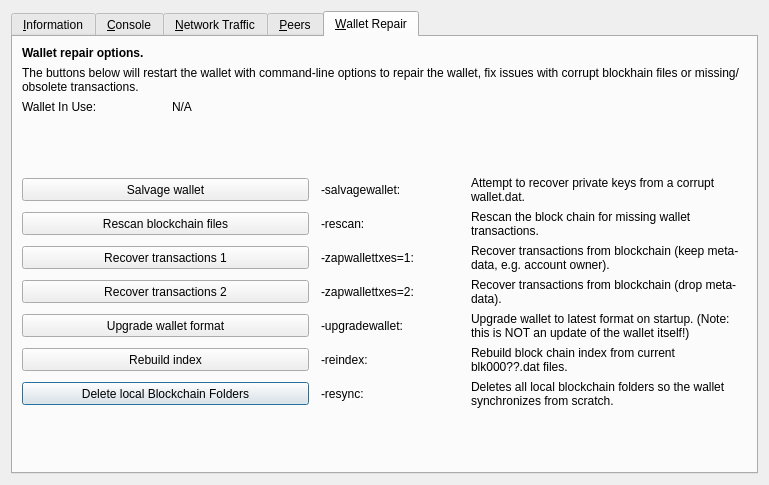
First picture: the form in src/qt/forms/rpcconsole.ui, repository avymantech/lobstex, before the edit.
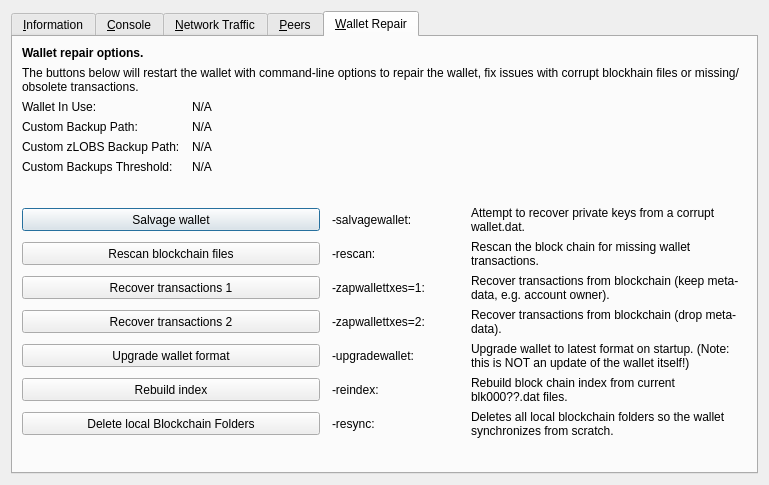
Second picture: the form after the edit. The open tabs and pages were chosen to show the change. Icons and pictures are not drawn. Custom widgets are drawn as their Qt base class.

```diff
--- a/src/qt/forms/rpcconsole.ui
+++ b/src/qt/forms/rpcconsole.ui
@@ -1244,19 +1244,6 @@
        <property name="horizontalSpacing">
         <number>12</number>
        </property>
-       <item row="10" column="0" colspan="2">
-        <widget class="QPushButton" name="btn_resync">
-         <property name="minimumSize">
-          <size>
-           <width>100</width>
-           <height>23</height>
-          </size>
-         </property>
-         <property name="text">
-          <string>Delete local Blockchain Folders</string>
-         </property>
-        </widget>
-       </item>
        <item row="0" column="0" colspan="4">
         <widget class="QLabel" name="label_repair_header">
          <property name="font">
@@ -1310,6 +1297,93 @@
         </widget>
        </item>
        <item row="3" column="0">
+        <widget class="QLabel" name="wallet_custombackuppath_label">
+         <property name="text">
+          <string>Custom Backup Path:</string>
+         </property>
+         <property name="visible">
+          <bool>false</bool>
+         </property>
+        </widget>
+       </item>
+       <item row="3" column="1" colspan="3">
+        <widget class="QLabel" name="wallet_custombackuppath">
+         <property name="cursor">
+          <cursorShape>IBeamCursor</cursorShape>
+         </property>
+         <property name="text">
+          <string>N/A</string>
+         </property>
+         <property name="textFormat">
+          <enum>Qt::PlainText</enum>
+         </property>
+         <property name="textInteractionFlags">
+          <set>Qt::LinksAccessibleByMouse|Qt::TextSelectableByKeyboard|Qt::TextSelectableByMouse</set>
+         </property>
+         <property name="visible">
+          <bool>false</bool>
+         </property>
+        </widget>
+       </item>
+       <item row="4" column="0">
+        <widget class="QLabel" name="wallet_customzlobsbackuppath_label">
+         <property name="text">
+          <string>Custom zLOBS Backup Path:</string>
+         </property>
+         <property name="visible">
+          <bool>false</bool>
+         </property>
+        </widget>
+       </item>
+       <item row="4" column="1" colspan="3">
+        <widget class="QLabel" name="wallet_customzlobsbackuppath">
+         <property name="cursor">
+          <cursorShape>IBeamCursor</cursorShape>
+         </property>
+         <property name="text">
+          <string>N/A</string>
+         </property>
+         <property name="textFormat">
+          <enum>Qt::PlainText</enum>
+         </property>
+         <property name="textInteractionFlags">
+          <set>Qt::LinksAccessibleByMouse|Qt::TextSelectableByKeyboard|Qt::TextSelectableByMouse</set>
+         </property>
+         <property name="visible">
+          <bool>false</bool>
+         </property>
+        </widget>
+       </item>
+       <item row="5" column="0">
+        <widget class="QLabel" name="wallet_custombackupthreshold_label">
+         <property name="text">
+          <string>Custom Backups Threshold:</string>
+         </property>
+         <property name="visible">
+          <bool>false</bool>
+         </property>
+        </widget>
+       </item>
+       <item row="5" column="1" colspan="3">
+        <widget class="QLabel" name="wallet_custombackupthreshold">
+         <property name="cursor">
+          <cursorShape>IBeamCursor</cursorShape>
+         </property>
+         <property name="text">
+          <string>N/A</string>
+         </property>
+         <property name="textFormat">
+          <enum>Qt::PlainText</enum>
+         </property>
+         <property name="textInteractionFlags">
+          <set>Qt::LinksAccessibleByMouse|Qt::TextSelectableByKeyboard|Qt::TextSelectableByMouse</set>
+         </property>
+         <property name="visible">
+          <bool>false</bool>
+         </property>
+        </widget>
+       </item>
+       <item row="6" column="0">
         <spacer name="verticalSpacer_repair1">
          <property name="orientation">
           <enum>Qt::Vertical</enum>
@@ -1322,7 +1396,7 @@
          </property>
         </spacer>
        </item>
-       <item row="4" column="0" colspan="2">
+       <item row="7" column="0" colspan="2">
         <widget class="QPushButton" name="btn_salvagewallet">
          <property name="minimumSize">
           <size>
@@ -1335,14 +1409,14 @@
          </property>
         </widget>
        </item>
-       <item row="4" column="2">
+       <item row="7" column="2">
         <widget class="QLabel" name="label_repair_salvage_command">
          <property name="text">
           <string notr="true">-salvagewallet:</string>
          </property>
         </widget>
        </item>
-       <item row="4" column="3">
+       <item row="7" column="3">
         <widget class="QLabel" name="label_repair_salvage">
          <property name="text">
           <string>Attempt to recover private keys from a corrupt wallet.dat.</string>
@@ -1352,7 +1426,7 @@
          </property>
         </widget>
        </item>
-       <item row="5" column="0" colspan="2">
+       <item row="8" column="0" colspan="2">
         <widget class="QPushButton" name="btn_rescan">
          <property name="minimumSize">
           <size>
@@ -1365,14 +1439,14 @@
          </property>
         </widget>
        </item>
-       <item row="5" column="2">
+       <item row="8" column="2">
         <widget class="QLabel" name="label_repair_rescan_command">
          <property name="text">
           <string notr="true">-rescan:</string>
          </property>
         </widget>
        </item>
-       <item row="5" column="3">
+       <item row="8" column="3">
         <widget class="QLabel" name="label_repair_rescan">
          <property name="text">
           <string>Rescan the block chain for missing wallet transactions.</string>
@@ -1382,7 +1456,7 @@
          </property>
         </widget>
        </item>
-       <item row="6" column="0" colspan="2">
+       <item row="9" column="0" colspan="2">
         <widget class="QPushButton" name="btn_zapwallettxes1">
          <property name="minimumSize">
           <size>
@@ -1395,14 +1469,14 @@
          </property>
         </widget>
        </item>
-       <item row="6" column="2">
+       <item row="9" column="2">
         <widget class="QLabel" name="label_repair_zap1_command">
          <property name="text">
           <string notr="true">-zapwallettxes=1:</string>
          </property>
         </widget>
        </item>
-       <item row="6" column="3">
+       <item row="9" column="3">
         <widget class="QLabel" name="label_repair_zap1">
          <property name="text">
           <string>Recover transactions from blockchain (keep meta-data, e.g. account owner).</string>
@@ -1412,7 +1486,7 @@
          </property>
         </widget>
        </item>
-       <item row="7" column="0" colspan="2">
+       <item row="10" column="0" colspan="2">
         <widget class="QPushButton" name="btn_zapwallettxes2">
          <property name="minimumSize">
           <size>
@@ -1425,14 +1499,14 @@
          </property>
         </widget>
        </item>
-       <item row="7" column="2">
+       <item row="10" column="2">
         <widget class="QLabel" name="label_repair_zap2_command">
          <property name="text">
           <string notr="true">-zapwallettxes=2:</string>
          </property>
         </widget>
        </item>
-       <item row="7" column="3">
+       <item row="10" column="3">
         <widget class="QLabel" name="label_repair_zap2">
          <property name="text">
           <string>Recover transactions from blockchain (drop meta-data).</string>
@@ -1442,7 +1516,7 @@
          </property>
         </widget>
        </item>
-       <item row="8" column="0" colspan="2">
+       <item row="11" column="0" colspan="2">
         <widget class="QPushButton" name="btn_upgradewallet">
          <property name="minimumSize">
           <size>
@@ -1455,14 +1529,14 @@
          </property>
         </widget>
        </item>
-       <item row="8" column="2">
+       <item row="11" column="2">
         <widget class="QLabel" name="label_repair_upgrade_command">
          <property name="text">
           <string notr="true">-upgradewallet:</string>
          </property>
         </widget>
        </item>
-       <item row="8" column="3">
+       <item row="11" column="3">
         <widget class="QLabel" name="label_repair_upgrade">
          <property name="text">
           <string>Upgrade wallet to latest format on startup. (Note: this is NOT an update of the wallet itself!)</string>
@@ -1472,7 +1546,7 @@
          </property>
         </widget>
        </item>
-       <item row="9" column="0" colspan="2">
+       <item row="12" column="0" colspan="2">
         <widget class="QPushButton" name="btn_reindex">
          <property name="minimumSize">
           <size>
@@ -1485,14 +1559,14 @@
          </property>
         </widget>
        </item>
-       <item row="9" column="2">
+       <item row="12" column="2">
         <widget class="QLabel" name="label_repair_reindex_command">
          <property name="text">
           <string notr="true">-reindex:</string>
          </property>
         </widget>
        </item>
-       <item row="9" column="3">
+       <item row="12" column="3">
         <widget class="QLabel" name="label_repair_reindex">
          <property name="text">
           <string>Rebuild block chain index from current blk000??.dat files.</string>
@@ -1502,27 +1576,27 @@
          </property>
         </widget>
        </item>
-       <item row="11" column="0">
-        <spacer name="verticalSpacer_repair2">
-         <property name="orientation">
-          <enum>Qt::Vertical</enum>
-         </property>
-         <property name="sizeHint" stdset="0">
+       <item row="13" column="0" colspan="2">
+        <widget class="QPushButton" name="btn_resync">
+         <property name="minimumSize">
           <size>
-           <width>20</width>
-           <height>10</height>
+           <width>100</width>
+           <height>23</height>
           </size>
          </property>
-        </spacer>
+         <property name="text">
+          <string>Delete local Blockchain Folders</string>
+         </property>
+        </widget>
        </item>
-       <item row="10" column="2">
+       <item row="13" column="2">
         <widget class="QLabel" name="label_repair_resync_command">
          <property name="text">
           <string>-resync:</string>
          </property>
         </widget>
        </item>
-       <item row="10" column="3">
+       <item row="13" column="3">
         <widget class="QLabel" name="label_repair_resync">
          <property name="text">
           <string>Deletes all local blockchain folders so the wallet synchronizes from scratch.</string>
@@ -1532,6 +1606,19 @@
          </property>
         </widget>
        </item>
+       <item row="14" column="0">
+        <spacer name="verticalSpacer_repair2">
+         <property name="orientation">
+          <enum>Qt::Vertical</enum>
+         </property>
+         <property name="sizeHint" stdset="0">
+          <size>
+           <width>20</width>
+           <height>10</height>
+          </size>
+         </property>
+        </spacer>
+       </item>
       </layout>
      </widget>
     </widget>
```
